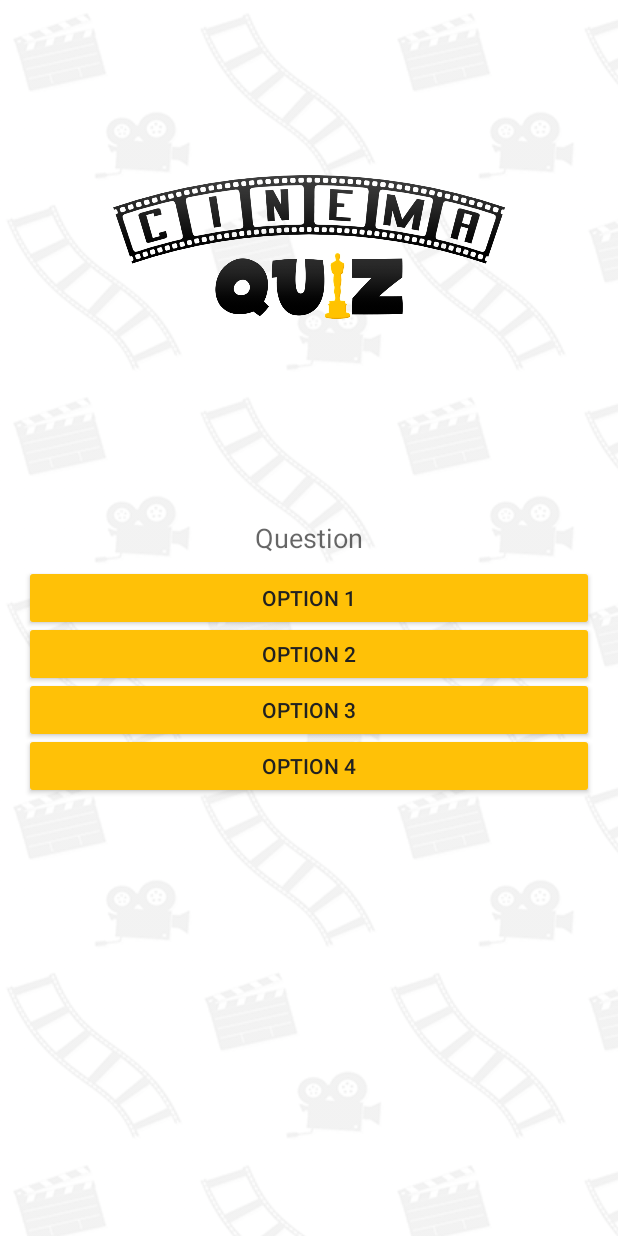
After one commit to fblupi/grado_informatica-DS, an Android app: the layout game_activity.xml on its own in the app's theme, with its tools: preview values and no code run, on a phone screen of 412 x 824 dp. The commit adds this screen. Run offline under Robolectric (Android 15) with nearby library versions, the phone set to English and light mode, and no system bars.

Commit message:
Nuevo layout para juego

```diff
--- a/P2/CinemaQuiz/app/src/main/java/com/practicas_ds/cinemaquiz/MainActivity.java
+++ b/P2/CinemaQuiz/app/src/main/java/com/practicas_ds/cinemaquiz/MainActivity.java
@@ -11,7 +11,7 @@ public class MainActivity extends ActionBarActivity {
     @Override
     protected void onCreate(Bundle savedInstanceState) {
         super.onCreate(savedInstanceState);
-        setContentView(R.layout.activity_main);
+        setContentView(R.layout.main_activity);
     }
 
 
--- /dev/null
+++ b/P2/CinemaQuiz/app/src/main/res/layout-land/game_activity.xml
@@ -0,0 +1,65 @@
+<?xml version="1.0" encoding="utf-8"?>
+<LinearLayout
+    xmlns:android="http://schemas.android.com/apk/res/android"
+    android:orientation="horizontal"
+    android:layout_width="match_parent"
+    android:layout_height="match_parent"
+    android:weightSum="1">
+
+    <FrameLayout
+        android:layout_width="match_parent"
+        android:layout_height="match_parent"
+        android:layout_weight="0.6">
+
+        <ImageView
+            android:layout_width="wrap_content"
+            android:layout_height="96dp"
+            android:layout_gravity="center"
+            android:id="@+id/image"
+            android:src="@drawable/header" />
+
+    </FrameLayout>
+
+    <LinearLayout
+        android:orientation="vertical"
+        android:layout_width="match_parent"
+        android:layout_height="match_parent"
+        android:layout_weight="0.4"
+        android:gravity="center"
+        android:padding="16dp">
+
+        <TextView
+            android:layout_width="wrap_content"
+            android:layout_height="wrap_content"
+            android:textAppearance="?android:attr/textAppearanceMedium"
+            android:text="Question"
+            android:id="@+id/question"
+            android:layout_gravity="center_horizontal"
+            android:layout_marginBottom="12dp"/>
+
+        <Button
+            android:text="Option 1"
+            android:id="@+id/option1"
+            android:layout_gravity="center_horizontal"
+            style="@style/Buttons.Game"/>
+
+        <Button
+            android:text="Option 2"
+            android:id="@+id/option2"
+            android:layout_gravity="center_horizontal"
+            style="@style/Buttons.Game"/>
+
+        <Button
+            android:text="Option 3"
+            android:id="@+id/option3"
+            android:layout_gravity="center_horizontal"
+            style="@style/Buttons.Game"/>
+
+        <Button
+            android:text="Option 4"
+            android:id="@+id/option4"
+            android:layout_gravity="center_horizontal"
+            style="@style/Buttons.Game" />
+    </LinearLayout>
+
+</LinearLayout>
--- /dev/null
+++ b/P2/CinemaQuiz/app/src/main/res/layout/game_activity.xml
@@ -0,0 +1,64 @@
+<?xml version="1.0" encoding="utf-8"?>
+<LinearLayout
+    xmlns:android="http://schemas.android.com/apk/res/android"
+    android:orientation="vertical"
+    android:layout_width="match_parent"
+    android:layout_height="match_parent"
+    android:weightSum="1">
+
+    <FrameLayout
+        android:layout_width="match_parent"
+        android:layout_height="match_parent"
+        android:layout_weight="0.6">
+
+        <ImageView
+            android:layout_width="match_parent"
+            android:layout_height="96dp"
+            android:layout_gravity="center"
+            android:id="@+id/image"
+            android:src="@drawable/header" />
+
+    </FrameLayout>
+
+    <LinearLayout
+        android:orientation="vertical"
+        android:layout_width="match_parent"
+        android:layout_height="match_parent"
+        android:layout_weight="0.4"
+        android:padding="16dp">
+
+        <TextView
+            android:layout_width="wrap_content"
+            android:layout_height="wrap_content"
+            android:textAppearance="?android:attr/textAppearanceMedium"
+            android:text="Question"
+            android:id="@+id/question"
+            android:layout_gravity="center_horizontal"
+            android:layout_marginBottom="12dp"/>
+
+        <Button
+            android:text="Option 1"
+            android:id="@+id/option1"
+            android:layout_gravity="center_horizontal"
+            style="@style/Buttons.Game"/>
+
+        <Button
+            android:text="Option 2"
+            android:id="@+id/option2"
+            android:layout_gravity="center_horizontal"
+            style="@style/Buttons.Game"/>
+
+        <Button
+            android:text="Option 3"
+            android:id="@+id/option3"
+            android:layout_gravity="center_horizontal"
+            style="@style/Buttons.Game"/>
+
+        <Button
+            android:text="Option 4"
+            android:id="@+id/option4"
+            android:layout_gravity="center_horizontal"
+            style="@style/Buttons.Game" />
+    </LinearLayout>
+
+</LinearLayout>
--- a/P2/CinemaQuiz/app/src/main/res/layout/activity_main.xml
+++ b/P2/CinemaQuiz/app/src/main/res/layout/main_activity.xml
@@ -15,7 +15,7 @@
         android:id="@+id/logo"
         android:layout_gravity="center_horizontal"
         android:src="@drawable/header"
-        android:layout_marginBottom="16dp"/>
+        android:layout_marginBottom="16dp" />
 
     <Button
         android:text="@string/new_game"
--- a/P2/CinemaQuiz/app/src/main/res/values-v21/styles.xml
+++ b/P2/CinemaQuiz/app/src/main/res/values-v21/styles.xml
@@ -26,4 +26,8 @@
         <item name="android:layout_height">wrap_content</item>
     </style>
 
+    <style name="Buttons.Game">
+        <item name="android:layout_height">32dp</item>
+    </style>
+
 </resources>
--- a/P2/CinemaQuiz/app/src/main/res/values/styles.xml
+++ b/P2/CinemaQuiz/app/src/main/res/values/styles.xml
@@ -23,4 +23,8 @@
         <item name="android:layout_height">wrap_content</item>
     </style>
 
+    <style name="Buttons.Game">
+        <item name="android:layout_height">24dp</item>
+    </style>
+
 </resources>
```
